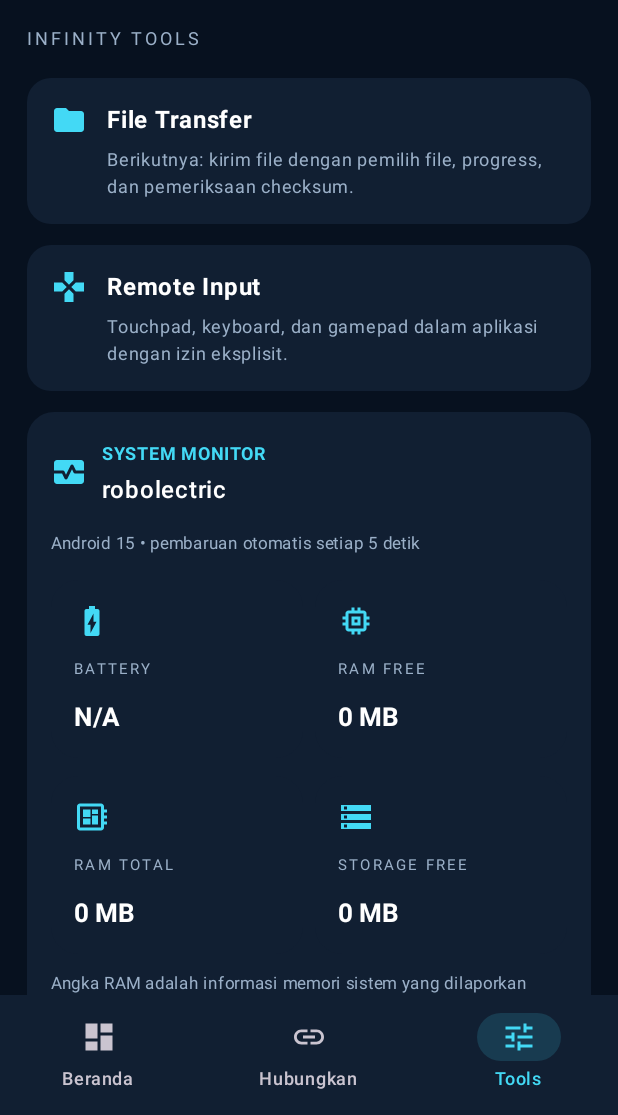
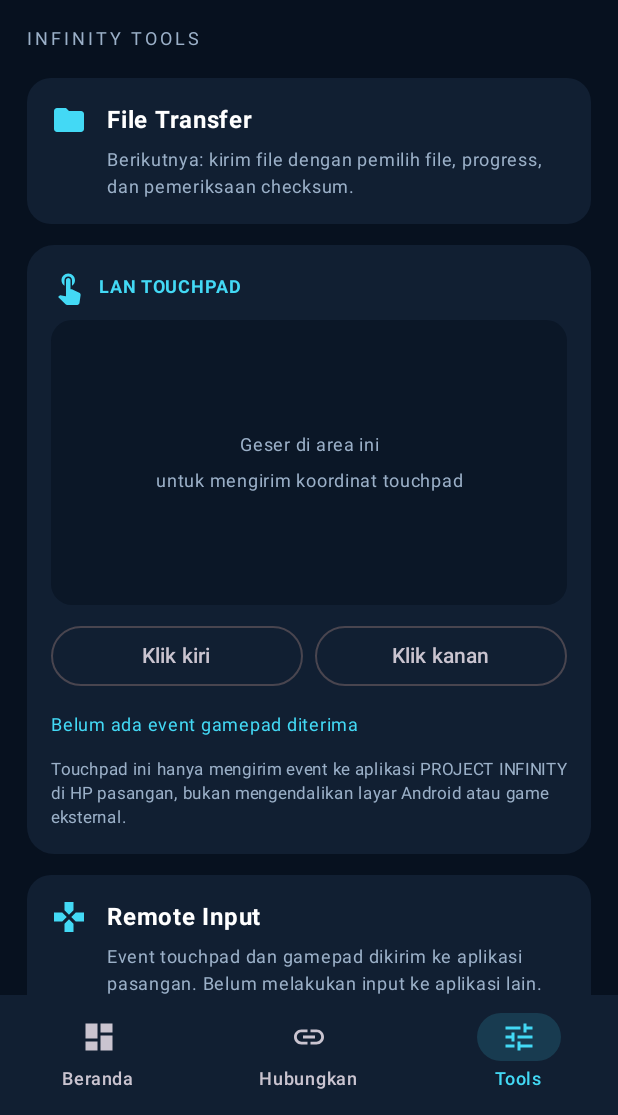
Before and after one commit to suksesjt12-source/Project-Infinit, an Android app built with Jetpack Compose: the screen it shows after launch (MainActivity), item 3 of the bottom bar chosen, on a phone screen of 412 x 824 dp, the part 121-1236 px from its top. Run offline under Robolectric (Android 15) with nearby library versions, the phone set to English and light mode, and no system bars.

Commit message:
Add in-app LAN touchpad relay UI

```diff
--- a/app/src/main/java/com/infinity/dual/MainActivity.kt
+++ b/app/src/main/java/com/infinity/dual/MainActivity.kt
@@ -19,6 +19,8 @@ import androidx.compose.foundation.background
 import androidx.compose.foundation.layout.*
 import androidx.compose.foundation.lazy.LazyColumn
 import androidx.compose.foundation.shape.RoundedCornerShape
+import androidx.compose.foundation.gestures.detectDragGestures
+import androidx.compose.ui.input.pointer.pointerInput
 import androidx.compose.material.icons.Icons
 import androidx.compose.material.icons.filled.*
 import androidx.compose.material3.*
@@ -408,7 +410,8 @@ fun InfinityApp() {
                     else -> {
                         item { Text("INFINITY TOOLS", color = Muted, fontSize = 12.sp, letterSpacing = 2.sp) }
                         item { FeatureCard("File Transfer", "Berikutnya: kirim file dengan pemilih file, progress, dan pemeriksaan checksum.", Icons.Default.Folder) }
-                        item { FeatureCard("Remote Input", "Touchpad, keyboard, dan gamepad dalam aplikasi dengan izin eksplisit.", Icons.Default.Gamepad) }
+                        item { TouchpadRelayCard(remotePadStatus, sendPadCommand) }
+                        item { FeatureCard("Remote Input", "Event touchpad dan gamepad dikirim ke aplikasi pasangan. Belum melakukan input ke aplikasi lain.", Icons.Default.Gamepad) }
                         item { SystemMonitorCard(deviceStats) }
                         item { GamepadRelayCard(remotePadStatus, sendPadCommand) }
                         item { FeatureCard("Screen & Audio Stream", "Streaming layar dan audio memerlukan persetujuan tangkap layar Android.", Icons.Default.Cast) }
@@ -485,6 +488,43 @@ private fun GamepadButton(label: String, command: String, onCommand: (String) ->
         contentPadding = PaddingValues(horizontal = 14.dp, vertical = 8.dp)
     ) {
         Text(label, fontWeight = FontWeight.Bold)
+    }
+}
+
+@Composable
+private fun TouchpadRelayCard(status: String, onCommand: (String) -> Unit) {
+    var lastX by remember { mutableStateOf(0f) }
+    var lastY by remember { mutableStateOf(0f) }
+    Card(colors = CardDefaults.cardColors(containerColor = Panel), shape = RoundedCornerShape(18.dp)) {
+        Column(Modifier.fillMaxWidth().padding(16.dp), verticalArrangement = Arrangement.spacedBy(10.dp)) {
+            Row(verticalAlignment = Alignment.CenterVertically) {
+                Icon(Icons.Default.TouchApp, contentDescription = null, tint = Cyan)
+                Spacer(Modifier.width(8.dp))
+                Text("LAN TOUCHPAD", color = Cyan, fontWeight = FontWeight.Bold, fontSize = 12.sp)
+            }
+            Box(
+                Modifier.fillMaxWidth().height(190.dp).background(Color(0xFF0B1727), RoundedCornerShape(14.dp))
+                    .pointerInput(Unit) {
+                        detectDragGestures(
+                            onDragStart = { onCommand("TOUCH|DOWN") },
+                            onDragEnd = { onCommand("TOUCH|UP") },
+                            onDragCancel = { onCommand("TOUCH|CANCEL") }
+                        ) { change, dragAmount ->
+                            change.consume()
+                            lastX = (lastX + dragAmount.x / size.width).coerceIn(0f, 1f)
+                            lastY = (lastY + dragAmount.y / size.height).coerceIn(0f, 1f)
+                            onCommand("TOUCH|MOVE|${(lastX * 1000).toInt()}|${(lastY * 1000).toInt()}")
+                        }
+                    },
+                contentAlignment = Alignment.Center
+            ) { Text("Geser di area ini\nuntuk mengirim koordinat touchpad", color = Muted, textAlign = androidx.compose.ui.text.style.TextAlign.Center, fontSize = 12.sp) }
+            Row(Modifier.fillMaxWidth(), horizontalArrangement = Arrangement.spacedBy(8.dp)) {
+                OutlinedButton(onClick = { onCommand("TOUCH|CLICK") }, modifier = Modifier.weight(1f)) { Text("Klik kiri") }
+                OutlinedButton(onClick = { onCommand("TOUCH|RIGHT") }, modifier = Modifier.weight(1f)) { Text("Klik kanan") }
+            }
+            Text(status, color = Cyan, fontSize = 12.sp)
+            Text("Touchpad ini hanya mengirim event ke aplikasi PROJECT INFINITY di HP pasangan, bukan mengendalikan layar Android atau game eksternal.", color = Muted, fontSize = 11.sp, lineHeight = 16.sp)
+        }
     }
 }
 
```
